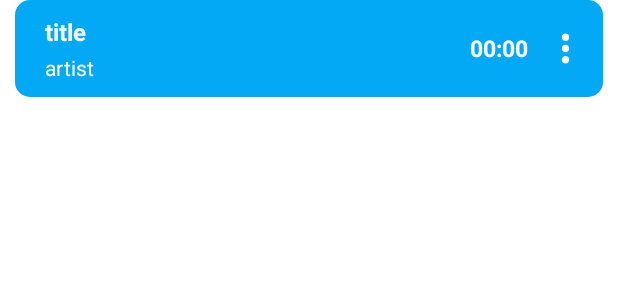
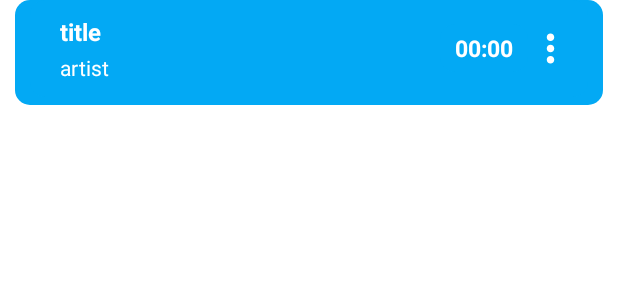
Before and after one commit to ZaZons/Quack-Player, an Android app: the layout files_adapter_layout.xml on its own in the app's theme, with its tools: preview values and no code run, on a phone screen of 412 x 824 dp. Shown: the top 300 px of the screen. Run offline under Robolectric (Android 15) with nearby library versions, the light colour scheme and no system bars.

Commit message:
code cleaning and comments

```diff
--- a/app/src/main/res/layout/files_adapter_layout.xml
+++ b/app/src/main/res/layout/files_adapter_layout.xml
@@ -7,6 +7,15 @@
     android:layout_marginEnd="10dp"
     android:layout_marginStart="10dp"
     android:background="@drawable/background_primary">
+
+    <RelativeLayout
+        android:id="@+id/rootLayout"
+        android:layout_width="match_parent"
+        android:layout_height="wrap_content"
+        android:layout_marginBottom="5dp"
+        android:layout_marginEnd="10dp"
+        android:layout_marginStart="10dp"
+        android:background="@drawable/background_primary">
 
         <LinearLayout
             android:layout_toStartOf="@+id/duration"
@@ -62,4 +71,5 @@
             android:layout_centerVertical="true"
             android:layout_marginEnd="10dp"
             android:src="@drawable/ic_options" />
+    </RelativeLayout>
 </RelativeLayout>
```
